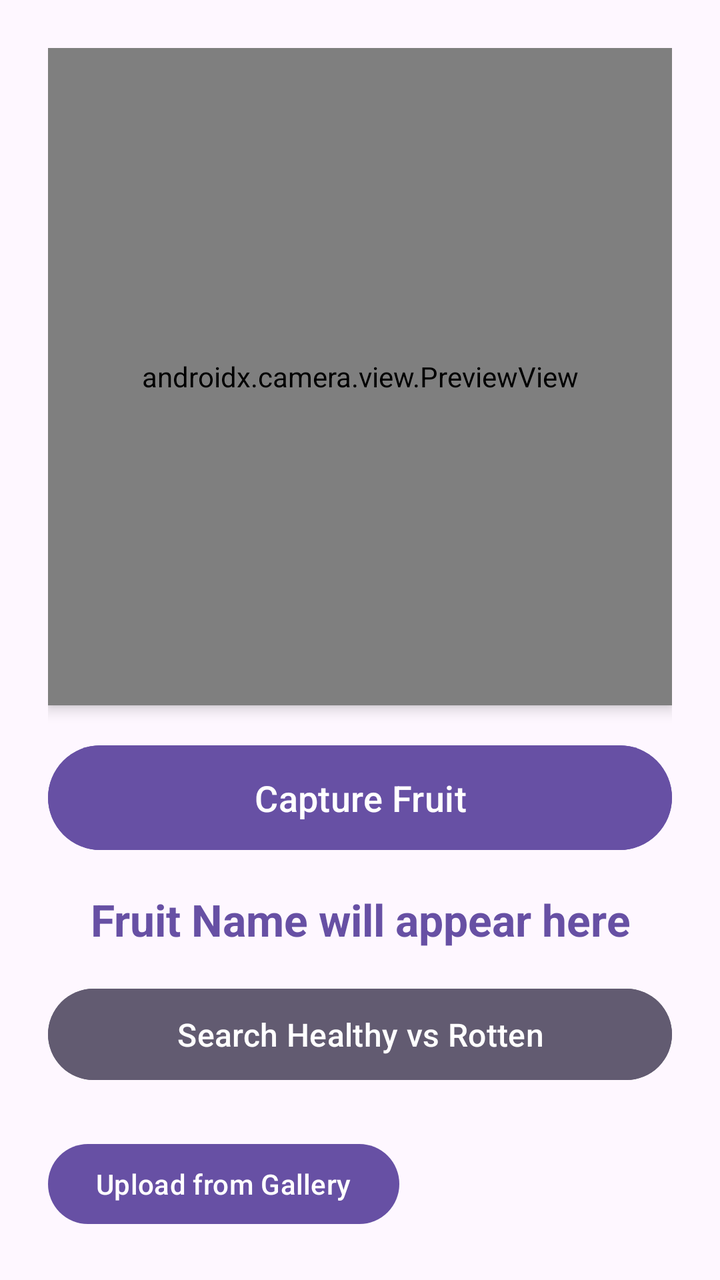
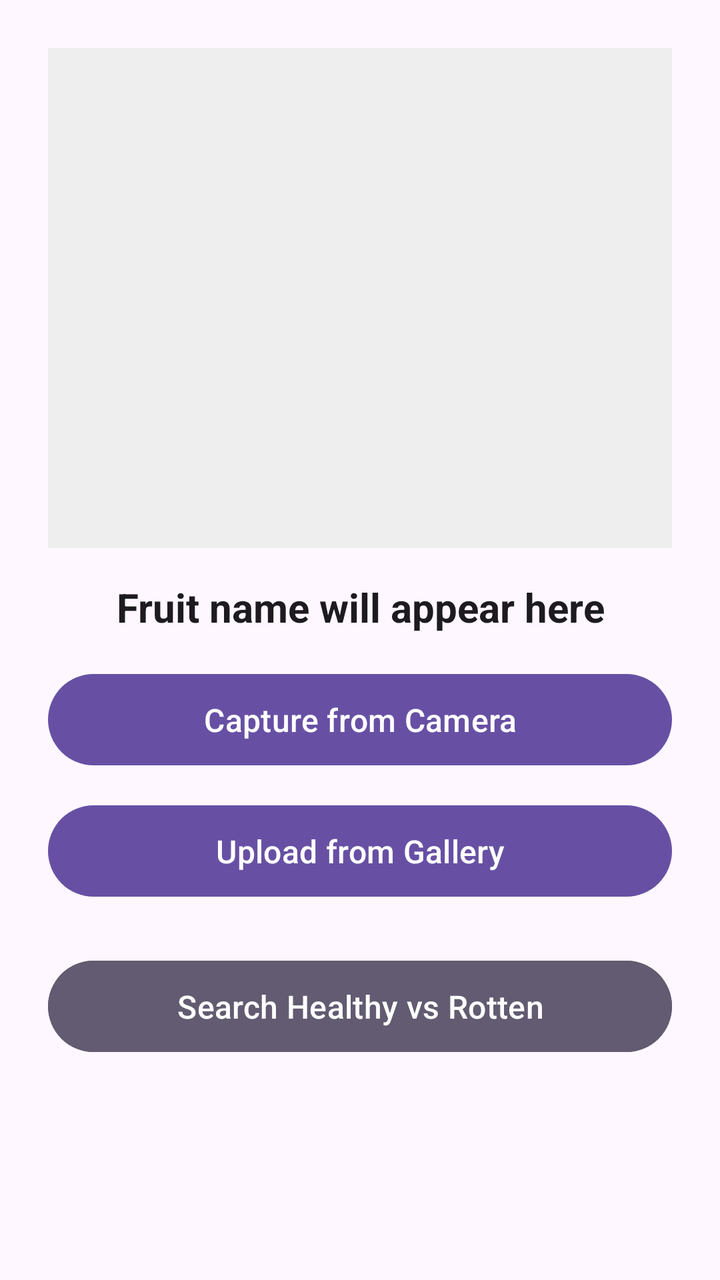

An Android layout rendered at two revisions. The XML below is the earlier revision; the diff shows what the commit changed to produce the second picture.
<!-- AndroidManifest.xml: application theme Theme.ProducePal -->
<!-- res/layout/activity_main.xml -->
<?xml version="1.0" encoding="utf-8"?>
<LinearLayout
    xmlns:android="http://schemas.android.com/apk/res/android"
    xmlns:tools="http://schemas.android.com/tools"
    android:layout_width="match_parent"
    android:layout_height="match_parent"
    android:orientation="vertical"
    android:padding="24dp"
    android:background="?android:attr/windowBackground"
    tools:context=".MainActivity">

    
    <androidx.camera.view.PreviewView
        android:id="@+id/previewView"
        android:layout_width="match_parent"
        android:layout_height="0dp"
        android:layout_weight="1"
        android:background="#000"
        android:layout_marginBottom="16dp"
        android:elevation="4dp" />

    
    <Button
        android:id="@+id/btnCapture"
        android:layout_width="match_parent"
        android:layout_height="wrap_content"
        android:text="Capture Fruit"
        android:textAllCaps="false"
        android:textSize="18sp"
        android:backgroundTint="?attr/colorPrimary"
        android:textColor="@android:color/white"
        android:layout_marginBottom="16dp"
        android:padding="14dp"
        android:elevation="6dp"/>

    
    <ImageView
        android:id="@+id/imageView"
        android:layout_width="match_parent"
        android:layout_height="200dp"
        android:scaleType="centerCrop"
        android:layout_marginBottom="16dp"
        android:background="#EEE"
        android:visibility="gone"/>

    
    <TextView
        android:id="@+id/tvResult"
        android:layout_width="match_parent"
        android:layout_height="wrap_content"
        android:text="Fruit Name will appear here"
        android:textAlignment="center"
        android:textSize="22sp"
        android:textStyle="bold"
        android:textColor="?attr/colorPrimaryDark"
        android:layout_marginBottom="16dp" />

    
    <Button
        android:id="@+id/btnSearch"
        android:layout_width="match_parent"
        android:layout_height="wrap_content"
        android:text="Search Healthy vs Rotten"
        android:textAllCaps="false"
        android:textSize="16sp"
        android:backgroundTint="?attr/colorSecondary"
        android:textColor="@android:color/white"
        android:enabled="false"
        android:layout_marginBottom="24dp"
        android:padding="12dp"
        android:elevation="4dp"/>

    <Button
        android:id="@+id/btnGallery"
        android:layout_width="wrap_content"
        android:layout_height="wrap_content"
        android:text="Upload from Gallery" />

</LinearLayout>
<!-- resources referenced by this layout -->
<resources>
  <style name="Theme.ProducePal" parent="Base.Theme.ProducePal" />
  <style name="Base.Theme.ProducePal" parent="Theme.Material3.DayNight.NoActionBar">
          
          
      </style>
</resources>

<!-- the commit's change to res/layout/activity_main.xml (unified diff, before → after) -->
@@ -10,52 +10,50 @@
     tools:context=".MainActivity">
 
     
-    <androidx.camera.view.PreviewView
-        android:id="@+id/previewView"
+    <ImageView
+        android:id="@+id/imageView"
         android:layout_width="match_parent"
-        android:layout_height="0dp"
-        android:layout_weight="1"
-        android:background="#000"
+        android:layout_height="250dp"
         android:layout_marginBottom="16dp"
-        android:elevation="4dp" />
+        android:scaleType="centerCrop"
+        android:background="#EEE" />
+
+    
+    <TextView
+        android:id="@+id/tvResult"
+        android:layout_width="match_parent"
+        android:layout_height="wrap_content"
+        android:text="Fruit name will appear here"
+        android:textAlignment="center"
+        android:textSize="20sp"
+        android:textStyle="bold"
+        android:textColor="?android:attr/textColorPrimary"
+        android:layout_marginBottom="16dp" />
 
     
     <Button
         android:id="@+id/btnCapture"
         android:layout_width="match_parent"
         android:layout_height="wrap_content"
-        android:text="Capture Fruit"
+        android:text="Capture from Camera"
         android:textAllCaps="false"
-        android:textSize="18sp"
-        android:backgroundTint="?attr/colorPrimary"
-        android:textColor="@android:color/white"
-        android:layout_marginBottom="16dp"
-        android:padding="14dp"
-        android:elevation="6dp"/>
+        android:textSize="16sp"
+        android:layout_marginBottom="12dp"
+        android:padding="12dp"
+        android:elevation="4dp" />
 
     
-    <ImageView
-        android:id="@+id/imageView"
-        android:layout_width="match_parent"
-        android:layout_height="200dp"
-        android:scaleType="centerCrop"
-        android:layout_marginBottom="16dp"
-        android:background="#EEE"
-        android:visibility="gone"/>
-
-    
-    <TextView
-        android:id="@+id/tvResult"
+    <Button
+        android:id="@+id/btnGallery"
         android:layout_width="match_parent"
         android:layout_height="wrap_content"
-        android:text="Fruit Name will appear here"
-        android:textAlignment="center"
-        android:textSize="22sp"
-        android:textStyle="bold"
-        android:textColor="?attr/colorPrimaryDark"
-        android:layout_marginBottom="16dp" />
+        android:text="Upload from Gallery"
+        android:textAllCaps="false"
+        android:textSize="16sp"
+        android:layout_marginBottom="12dp"
+        android:padding="12dp"
+        android:elevation="4dp" />
 
-    
     <Button
         android:id="@+id/btnSearch"
         android:layout_width="match_parent"
@@ -66,14 +64,7 @@
         android:backgroundTint="?attr/colorSecondary"
         android:textColor="@android:color/white"
         android:enabled="false"
-        android:layout_marginBottom="24dp"
+        android:layout_marginTop="12dp"
         android:padding="12dp"
-        android:elevation="4dp"/>
-
-    <Button
-        android:id="@+id/btnGallery"
-        android:layout_width="wrap_content"
-        android:layout_height="wrap_content"
-        android:text="Upload from Gallery" />
-
+        android:elevation="4dp" />
 </LinearLayout>
